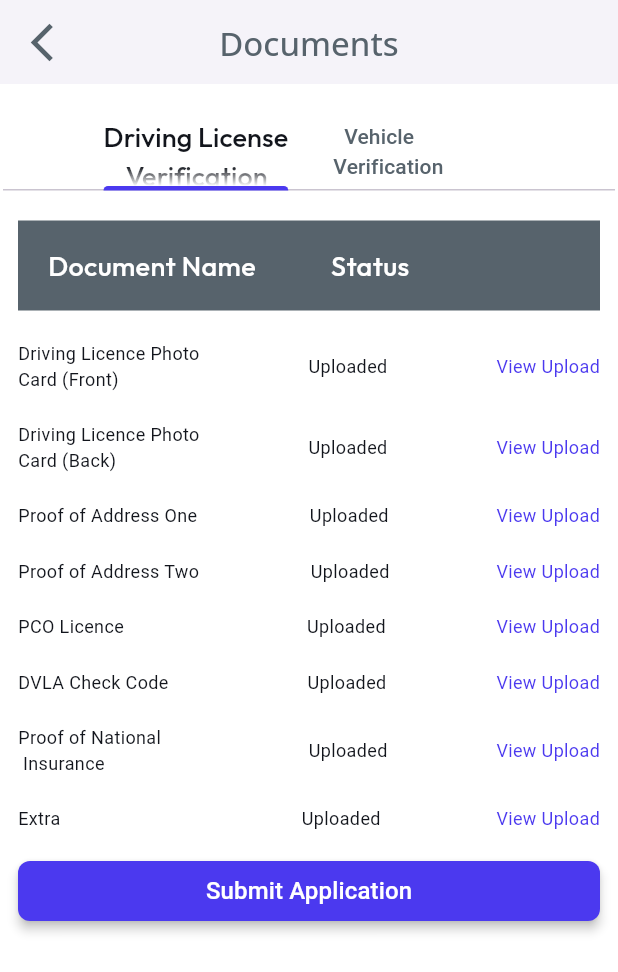
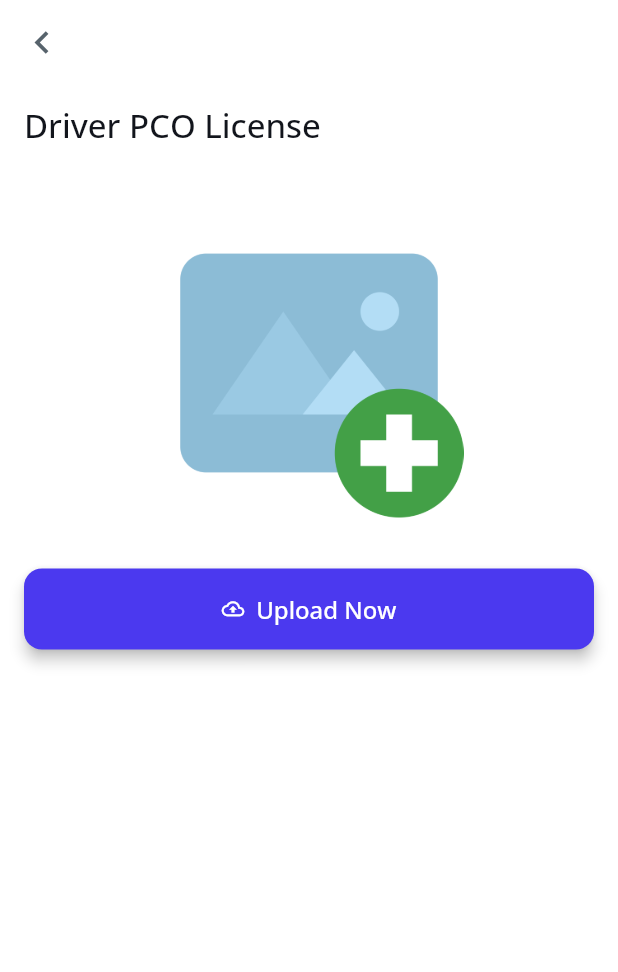
Before and after one commit to prenerostudio/MiniCAB-Driver-App, a Flutter app: the AllDocomentsWidget screen opened by its route, after a tap on "View Upload", on a phone screen of 412 x 824 dp. Shown: the top 972 px of the screen. Run offline on Flutter 3.47's test engine with Material 3 defaults, Android fonts, the light colour scheme and no system bars; drawn by our look-alikes of auto_size_text; our stand-ins replace cached_network_image, device_info_plus, dropdown_button2, firebase_auth, firebase_core, floating_bottom_navigation_bar and 27 more; missing offline and left inert: firebase_app_check, flutter_background_service, flutter_background_service_android, flutter_polyline_points, flutter_ringtone_player, flutter_swipe_button and 8 more; accounts and stored records are empty; network calls fail; Roboto replaces fonts that are missing (Readex Pro).

Commit message:
document uploading

```diff
--- a/lib/All Docoments/all_docoments_widget.dart
+++ b/lib/All Docoments/all_docoments_widget.dart
@@ -1,3 +1,5 @@
+import 'package:mini_cab/All%20Docoments/documents_view_upload.dart';
+
 import '/flutter_flow/flutter_flow_icon_button.dart';
 import '/flutter_flow/flutter_flow_theme.dart';
 import '/flutter_flow/flutter_flow_util.dart';
@@ -289,8 +291,13 @@ class _AllDocomentsWidgetState extends State<AllDocomentsWidget>
                                                       .fromSTEB(0, 0, 0, 0),
                                                   child: InkWell(
                                                     onTap: () {
-                                                      context.pushNamed(
-                                                          'DrivingLicenceCardFornt');
+                                                      Navigator.push(
+                                                          context,
+                                                          MaterialPageRoute(
+                                                              builder: (context) =>
+                                                                  DocumentsUploadView()));
+                                                      // context.pushNamed(
+                                                      //     'DrivingLicenceCardFornt');
                                                     },
                                                     child: Text(
                                                       'View Upload',
--- /dev/null
+++ b/lib/All Docoments/documents_view_upload.dart
@@ -0,0 +1,391 @@
+import 'dart:convert';
+import 'dart:io';
+
+import 'package:fluttertoast/fluttertoast.dart';
+import 'package:image_picker/image_picker.dart';
+import 'package:shared_preferences/shared_preferences.dart';
+
+import '/flutter_flow/flutter_flow_icon_button.dart';
+import '/flutter_flow/flutter_flow_theme.dart';
+import '/flutter_flow/flutter_flow_util.dart';
+import '/flutter_flow/flutter_flow_widgets.dart';
+import 'package:flutter/material.dart';
+import 'package:http/http.dart' as http;
+import 'package:google_fonts/google_fonts.dart';
+import 'package:provider/provider.dart';
+
+class DocumentsUploadView extends StatefulWidget {
+  const DocumentsUploadView({super.key});
+
+  @override
+  State<DocumentsUploadView> createState() => _DocumentsUploadViewState();
+}
+
+class _DocumentsUploadViewState extends State<DocumentsUploadView> {
+  final scaffoldKey = GlobalKey<ScaffoldState>();
+
+  @override
+  void initState() {
+    super.initState();
+    getFront();
+  }
+
+  final ImagePicker _picker = ImagePicker();
+  XFile? _imageFile;
+
+  Future<void> _pickImage(ImageSource source) async {
+    final XFile? pickedFile = await _picker.pickImage(source: source);
+
+    setState(() {
+      _imageFile = pickedFile;
+    });
+  }
+
+  @override
+  Widget build(BuildContext context) {
+    return Scaffold(
+      key: scaffoldKey,
+      backgroundColor: FlutterFlowTheme.of(context).secondaryBackground,
+      appBar: AppBar(
+        backgroundColor: FlutterFlowTheme.of(context).secondaryBackground,
+        automaticallyImplyLeading: false,
+        leading: FlutterFlowIconButton(
+          borderColor: Colors.transparent,
+          borderRadius: 30,
+          borderWidth: 1,
+          buttonSize: 60,
+          icon: Icon(
+            Icons.chevron_left_outlined,
+            color: FlutterFlowTheme.of(context).secondaryText,
+            size: 30,
+          ),
+          onPressed: () async {
+            context.pop();
+          },
+        ),
+        actions: [],
+        centerTitle: false,
+        elevation: 0,
+      ),
+      body: SafeArea(
+        top: true,
+        child: Padding(
+          padding: const EdgeInsetsDirectional.fromSTEB(16, 12, 16, 0),
+          child: SingleChildScrollView(
+            child: Column(
+              mainAxisSize: MainAxisSize.max,
+              crossAxisAlignment: CrossAxisAlignment.start,
+              children: [
+                Text(
+                  'Driver PCO License',
+                  style: FlutterFlowTheme.of(context).headlineMedium.override(
+                        fontFamily: 'Open Sans',
+                        letterSpacing: 0,
+                      ),
+                ),
+                const SizedBox(
+                  height: 20,
+                ),
+                _imageFile == null && uploadedImage.isNotEmpty
+                    ? Stack(
+                        children: [
+                          Padding(
+                            padding: const EdgeInsetsDirectional.fromSTEB(
+                                0, 20, 0, 0),
+                            child: InkWell(
+                              splashColor: Colors.transparent,
+                              focusColor: Colors.transparent,
+                              hoverColor: Colors.transparent,
+                              highlightColor: Colors.transparent,
+                              onTap: () async {
+                                _pickImage(ImageSource.gallery);
+                                // context.pushNamed('DriverPCOLicense');
+                              },
+                              child: SizedBox(
+                                  height: 500,
+                                  width: 400,
+                                  child: Image.network(
+                                      fit: BoxFit.contain,
+                                      "https://www.minicaboffice.com/img/drivers/driving-license/$uploadedImage")),
+                            ),
+                          ),
+                          Positioned(
+                              right: 0,
+                              top: 0,
+                              child: Container(
+                                decoration: const BoxDecoration(
+                                    color: Colors.blue, shape: BoxShape.circle),
+                                child: const Center(
+                                  child: Icon(
+                                    color: Colors.white,
+                                    Icons.add,
+                                    size: 30,
+                                  ),
+                                ),
+                              ))
+                        ],
+                      )
+                    : _imageFile != null
+                        ? Stack(
+                            children: [
+                              Padding(
+                                padding: const EdgeInsetsDirectional.fromSTEB(
+                                    0, 20, 0, 0),
+                                child: InkWell(
+                                  splashColor: Colors.transparent,
+                                  focusColor: Colors.transparent,
+                                  hoverColor: Colors.transparent,
+                                  highlightColor: Colors.transparent,
+                                  onTap: () async {
+                                    _pickImage(ImageSource.gallery);
+                                    // context.pushNamed('DriverPCOLicense');
+                                  },
+                                  child: ClipRRect(
+                                    borderRadius: BorderRadius.circular(12),
+                                    child: SizedBox(
+                                        height: 500,
+                                        width: 400,
+                                        child: Image.file(
+                                          File(
+                                            _imageFile!.path,
+                                          ),
+                                          fit: BoxFit.contain,
+                                        )),
+                                  ),
+                                ),
+                              ),
+                              Positioned(
+                                  right: 0,
+                                  top: 0,
+                                  child: Container(
+                                    decoration: const BoxDecoration(
+                                        color: Colors.blue,
+                                        shape: BoxShape.circle),
+                                    child: const Center(
+                                      child: Icon(
+                                        color: Colors.white,
+                                        Icons.add,
+                                        size: 30,
+                                      ),
+                                    ),
+                                  ))
+                            ],
+                          )
+                        : Padding(
+                            padding: const EdgeInsetsDirectional.fromSTEB(
+                                0, 20, 0, 0),
+                            child: InkWell(
+                              splashColor: Colors.transparent,
+                              focusColor: Colors.transparent,
+                              hoverColor: Colors.transparent,
+                              highlightColor: Colors.transparent,
+                              onTap: () async {
+                                _pickImage(ImageSource.gallery);
+                                // context.pushNamed('DriverPCOLicense');
+                              },
+                              child: ClipRRect(
+                                borderRadius: BorderRadius.circular(12),
+                                child: Image.asset(
+                                  'assets/images/pngwing.com.png',
+                                  width: MediaQuery.sizeOf(context).width,
+                                  height:
+                                      MediaQuery.sizeOf(context).height * 0.25,
+                                  fit: BoxFit.contain,
+                                ),
+                              ),
+                            ),
+                          ),
+                const SizedBox(
+                  height: 10,
+                ),
+                Padding(
+                  padding: const EdgeInsetsDirectional.fromSTEB(0, 24, 0, 12),
+                  child: FFButtonWidget(
+                    onPressed: () async {
+                      setState(() {});
+                      isloading = true;
+                      await _uploadImage();
+
+                      print('Button pressed ..$isloading.');
+                    },
+                    text: 'Upload Now',
+                    icon: const Icon(
+                      Icons.cloud_upload_outlined,
+                      size: 15,
+                    ),
+                    options: FFButtonOptions(
+                      width: double.infinity,
+                      height: 54,
+                      padding: const EdgeInsets.all(0),
+                      iconPadding:
+                          const EdgeInsetsDirectional.fromSTEB(0, 0, 0, 0),
+                      color: FlutterFlowTheme.of(context).primary,
+                      textStyle:
+                          FlutterFlowTheme.of(context).titleSmall.override(
+                                fontFamily: 'Open Sans',
+                                color: Colors.white,
+                                letterSpacing: 0,
+                              ),
+                      elevation: 4,
+                      borderSide: const BorderSide(
+                        color: Colors.transparent,
+                        width: 1,
+                      ),
+                      borderRadius: BorderRadius.circular(12),
+                    ),
+                  ),
+                ),
+              ],
+            ),
+          ),
+        ),
+      ),
+    );
+  }
+
+  bool isloading = false;
+  _uploadImage() async {
+    setState(() {});
+    SharedPreferences sp = await SharedPreferences.getInstance();
+    String did = sp.getString('d_id') ?? '';
+    if (_imageFile == null) {
+      // No image selected
+      return;
+    }
+
+    // Define your API endpoint
+    final Uri apiUrl = Uri.parse(
+        'https://www.minicaboffice.com/api/driver/upload-license-front.php');
+
+    // Prepare the multipart request
+    var request = http.MultipartRequest('POST', apiUrl);
+
+    // Add the image file
+    request.files.add(
+      http.MultipartFile(
+        'dl_front', // Field name expected by the server
+        File(_imageFile!.path).readAsBytes().asStream(),
+        File(_imageFile!.path).lengthSync(),
+        filename: _imageFile!.path,
+      ),
+    );
+
+    // Add other parameters
+    request.fields['d_id'] = did; // Replace with your actual ID
+    isloading = false;
+    // Send the request
+    try {
+      var response = await request.send();
+
+      if (response.statusCode == 200) {
+        isloading = false;
+        // print('Image uploaded successfully');
+        // Handle success
+        final responseBody = await response.stream.bytesToString();
+        final Map<String, dynamic> responseData = json.decode(responseBody);
+        print('the  uploaded response is $responseBody');
+        _imageFile == null;
+        getFront();
+        _showToastMessage('"License Upload Successfully"');
+      } else {
+        isloading = false;
+        print('Failed to upload image');
+        _showToastMessage('Failed to upload image');
+        // Handle failure
+      }
+    } catch (e) {
+      isloading = false;
+      print('Error: $e');
+      _showToastMessage(e.toString());
+      // Handle error
+    }
+  }
+
+  getFront() async {
+    SharedPreferences prefs = await SharedPreferences.getInstance();
+    String dId = prefs.getString('d_id') ?? '';
+    var request = http.MultipartRequest(
+        'POST',
+        Uri.parse(
+            'https://minicaboffice.com/api/driver/check-d-license-front.php'));
+    request.fields.addAll({'d_id': dId});
+
+    http.StreamedResponse response = await request.send();
+
+    if (response.statusCode == 200) {
+      String responseString = await response.stream.bytesToString();
+      Map<String, dynamic> jsonResponse = json.decode(responseString);
+      print(
+          'Now the condition is true ${_imageFile == null && uploadedImage.isNotEmpty}');
+      setState(() {
+        _imageFile == null;
+        uploadedImage = jsonResponse['data'][0]['d_license_front'];
+      });
+    } else {
+      throw Exception('Failed to load d_license_back');
+    }
+  }
+
+  String uploadedImage = ''; // uploadDRLicenseFront() async {
+  //   SharedPreferences sp = await SharedPreferences.getInstance();
+  //   String did = sp.getString('d_id') ?? '';
+  //   try {
+  //     var request = http.MultipartRequest(
+  //       'POST',
+  //       Uri.parse(
+  //           'https://www.minicaboffice.com/api/driver/upload-license-front.php'),
+  //     );
+  //     request.fields.addAll({
+  //       'd_id': did.toString(),
+  //     });
+  //     print(request.fields);
+
+  //     if (selectedImage != null) {
+  //       // If selectedImage is not null, upload it
+  //       request.files.add(
+  //         await http.MultipartFile.fromPath('d_img', _imageFile!.path),
+  //       );
+  //     } else if (dPic != null && dPic!.isNotEmpty) {
+  //       // If dPic is not null and not empty, download the image and upload it
+  //       var imageUrl = 'https://minicaboffice.com/img/drivers/$dPic';
+  //       var response = await http.get(Uri.parse(imageUrl));
+  //       if (response.statusCode == 200) {
+  //         request.files.add(
+  //           http.MultipartFile.fromBytes(
+  //             'd_img',
+  //             response.bodyBytes,
+  //             filename: dPic!.split('/').last,
+  //           ),
+  //         );
+  //       } else {
+  //         print('Failed to load image from URL.');
+  //       }
+  //     }
+
+  //     // request.files.add(
+  //     //   await http.MultipartFile.fromPath(
+  //     //       'd_img',selectedImage!.path ),
+  //     // );
+  //     final response = await request.send();
+  //     if (response.statusCode == 200) {
+  //       print(await response.stream.bytesToString());
+  //       _showToastMessage('Profile updated successfully');
+  //       context.pushNamed('Dashboard');
+  //     } else {
+  //       print(response.reasonPhrase);
+  //       _showToastMessage(
+  //           'Profile update failed. Please check your internet connection.');
+  //     }
+  //   } catch (error) {
+  //     print('Error: $error');
+  //     _showToastMessage('Please $error');
+  //   }
+  // }
+
+  void _showToastMessage(String message) {
+    Fluttertoast.showToast(
+      msg: message,
+      textColor: Colors.white,
+    );
+  }
+}
--- a/lib/home/home_widget.dart
+++ b/lib/home/home_widget.dart
@@ -199,9 +199,9 @@ class _HomeWidgetState extends State<HomeWidget> with WidgetsBindingObserver {
       if (data['status'] == false) {
         prefs.setString('loginToken', '');
         prefs.setBool('isLogin', false);
-        setState(() {});
         userSession?.cancel();
         context.pushNamed('Login');
+        if (!mounted) return setState(() {});
       } else {
         // Handle the job details as normal
       }
@@ -219,13 +219,11 @@ class _HomeWidgetState extends State<HomeWidget> with WidgetsBindingObserver {
     setState(() {
       // myController.visiblecontainer.value = true;
     });
-    // WidgetsBinding.instance.addPostFrameCallback((_) {
-    //   showAlert();
+
+    // userSession = Timer.periodic(Duration(seconds: 4), (s) {
+    //   print('user session checking starts');
+    //   checkUserSession();
     // });
-    userSession = Timer.periodic(Duration(seconds: 4), (s) {
-      print('user session checking starts');
-      checkUserSession();
-    });
     pushercallbg();
     myController.jobDetails();
     WidgetsBinding.instance.addObserver(this);
```
Also changed, not shown: pubspec.lock.
